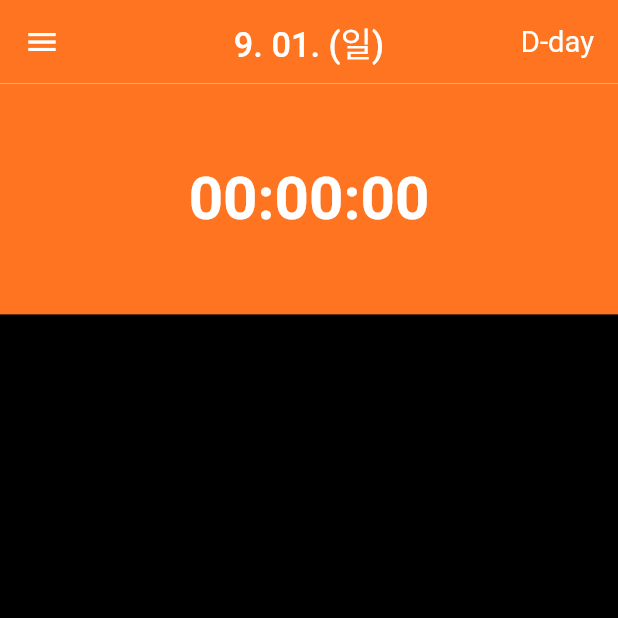
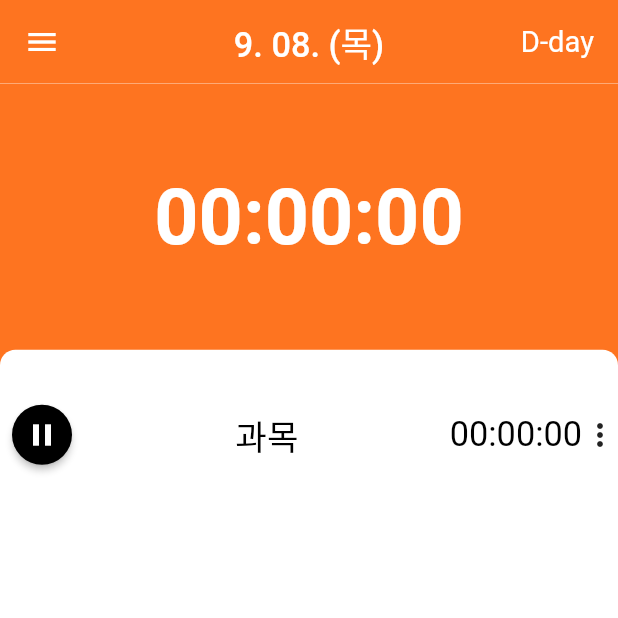
Before and after one commit to StudyingTimer/Flutter-StudyingTimer, a Flutter app: the Home screen opened directly, on a phone screen of 412 x 824 dp, the top half of it. Run offline on Flutter 3.47's test engine with Material 2 defaults, Android fonts, the phone set to English and light mode, and no system bars; our stand-ins replace flutter_screenutil, fluttertoast, salomon_bottom_bar.

Commit message:
[UPDATE] Container

```diff
--- a/studying_timer/lib/screens/bottombar/home.dart
+++ b/studying_timer/lib/screens/bottombar/home.dart
@@ -41,7 +41,7 @@ class _HomeState extends State<Home> {
   @override
   Widget build(BuildContext context) {
     return Scaffold(
-      backgroundColor: Colors.black,
+      backgroundColor: CommonColor.orange,
       appBar: AppBar(
         centerTitle: true,
         elevation: 0.0,
@@ -50,7 +50,7 @@ class _HomeState extends State<Home> {
                 BorderSide(color: Colors.white.withOpacity(0.5), width: 0.5.h)),
         backgroundColor: CommonColor.orange,
         title: Text(
-          "9. 01. (일)",
+          "9. 08. (목)",
           style: TextStyle(fontSize: 20.sp),
         ),
         leading: IconButton(
@@ -78,7 +78,7 @@ class _HomeState extends State<Home> {
         child: Column(
           children: [
             Expanded(
-              flex: 1,
+              flex: 3,
               child: Container(
                 width: double.infinity,
                 color: CommonColor.orange,
@@ -89,35 +89,35 @@ class _HomeState extends State<Home> {
                     Text(
                       formatter.format(hour),
                       style: TextStyle(
-                          fontSize: 35.sp,
+                          fontSize: 45.sp,
                           color: Colors.white,
                           fontWeight: FontWeight.w600),
                     ),
                     Text(
                       ":",
                       style: TextStyle(
-                          fontSize: 35.sp,
+                          fontSize: 45.sp,
                           color: Colors.white,
                           fontWeight: FontWeight.w600),
                     ),
                     Text(
                       formatter.format(minutes),
                       style: TextStyle(
-                          fontSize: 35.sp,
+                          fontSize: 45.sp,
                           color: Colors.white,
                           fontWeight: FontWeight.w600),
                     ),
                     Text(
                       ":",
                       style: TextStyle(
-                          fontSize: 35.sp,
+                          fontSize: 45.sp,
                           color: Colors.white,
                           fontWeight: FontWeight.w600),
                     ),
                     Text(
                       formatter.format(second),
                       style: TextStyle(
-                          fontSize: 35.sp,
+                          fontSize: 45.sp,
                           color: Colors.white,
                           fontWeight: FontWeight.w600),
                     ),
@@ -126,16 +126,104 @@ class _HomeState extends State<Home> {
               ),
             ),
             Expanded(
-              flex: 4,
+              flex: 10,
               child: Container(
-                width: 100.w,
-                decoration: BoxDecoration(
-                    borderRadius: BorderRadius.only(
-                        topLeft: Radius.circular(10.r),
-                        topRight: Radius.circular(10.r))),
-              ),
+                  width: double.infinity,
+                  decoration: BoxDecoration(
+                      color: Colors.white,
+                      borderRadius: BorderRadius.only(
+                          topLeft: Radius.circular(10.r),
+                          topRight: Radius.circular(10.r))),
+                  child: Column(
+                    crossAxisAlignment: CrossAxisAlignment.center,
+                    children: [
+                      SizedBox(
+                        height: 10.h,
+                      ),
+                      Container(
+                        width: double.infinity,
+                        height: 90.h,
+                        color: Colors.white,
+                        child: Row(
+                          mainAxisAlignment: MainAxisAlignment.spaceBetween,
+                          children: [
+                            ElevatedButton(
+                              onPressed: () {
+                                setState(() {
+                                  // timers[i].ispressed = !timers[i].ispressed;
+                                });
+                              },
+                              style: ElevatedButton.styleFrom(
+                                  shape: const CircleBorder(),
+                                  minimumSize: const Size(40, 40),
+                                  primary: Color(
+                                      // selectBtnColor()
+                                      0xff000000)),
+                              child: Icon(Icons.pause
+                                  // timers[i].ispressed ?  Icons.pause : Icons.play_arrow
+                                  ),
+                            ),
+                            Text(
+                              //timers[i].subject,
+                              "과목",
+                              style: TextStyle(
+                                  color: Colors.black,
+                                  fontSize: 20.sp,
+                                  fontWeight: FontWeight.w400),
+                            ),
+                            Row(
+                              crossAxisAlignment: CrossAxisAlignment.center,
+                              mainAxisAlignment: MainAxisAlignment.center,
+                              children: [
+                                Text(
+                                  //formatter.format(
+                                  //timers[i].hour
+                                  //),
+                                  "00",
+                                  style: TextStyle(
+                                      fontSize: 20.sp,
+                                      color: Colors.black,
+                                      fontWeight: FontWeight.w400),
+                                ),
+                                Text(
+                                  ":",
+                                  style: TextStyle(
+                                      fontSize: 20.sp,
+                                      color: Colors.black,
+                                      fontWeight: FontWeight.w400),
+                                ),
+                                Text(
+                                  "00",
+                                  //formatter.format(timers[i].minute),
+                                  style: TextStyle(
+                                      fontSize: 20.sp,
+                                      color: Colors.black,
+                                      fontWeight: FontWeight.w400),
+                                ),
+                                Text(
+                                  ":",
+                                  style: TextStyle(
+                                      fontSize: 20.sp,
+                                      color: Colors.black,
+                                      fontWeight: FontWeight.w400),
+                                ),
+                                Text(
+                                  "00",
+                                  //formatter.format(timers[i].second),
+                                  style: TextStyle(
+                                      fontSize: 20.sp,
+                                      color: Colors.black,
+                                      fontWeight: FontWeight.w400),
+                                ),
+                                Icon(Icons.more_vert)
+                              ],
+                            ),
+                          ],
+                        ),
+                      )
+                    ],
+                  )),
             )
-            // TimerList(timerList: timerList)
           ],
         ),
       ),
```
